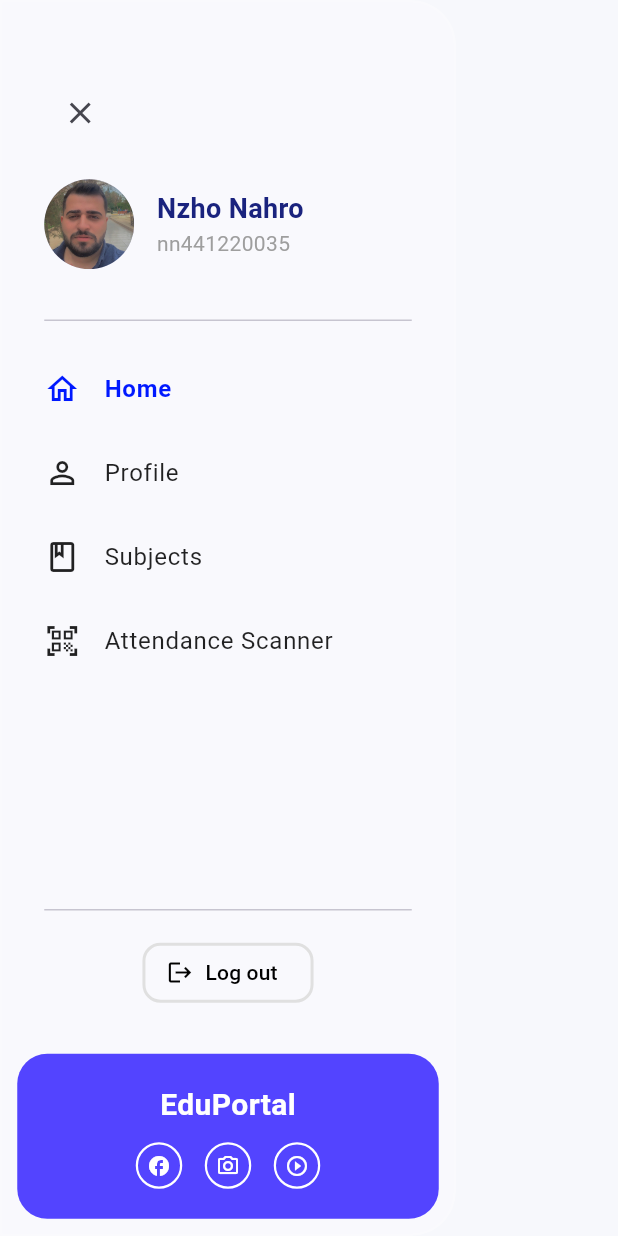
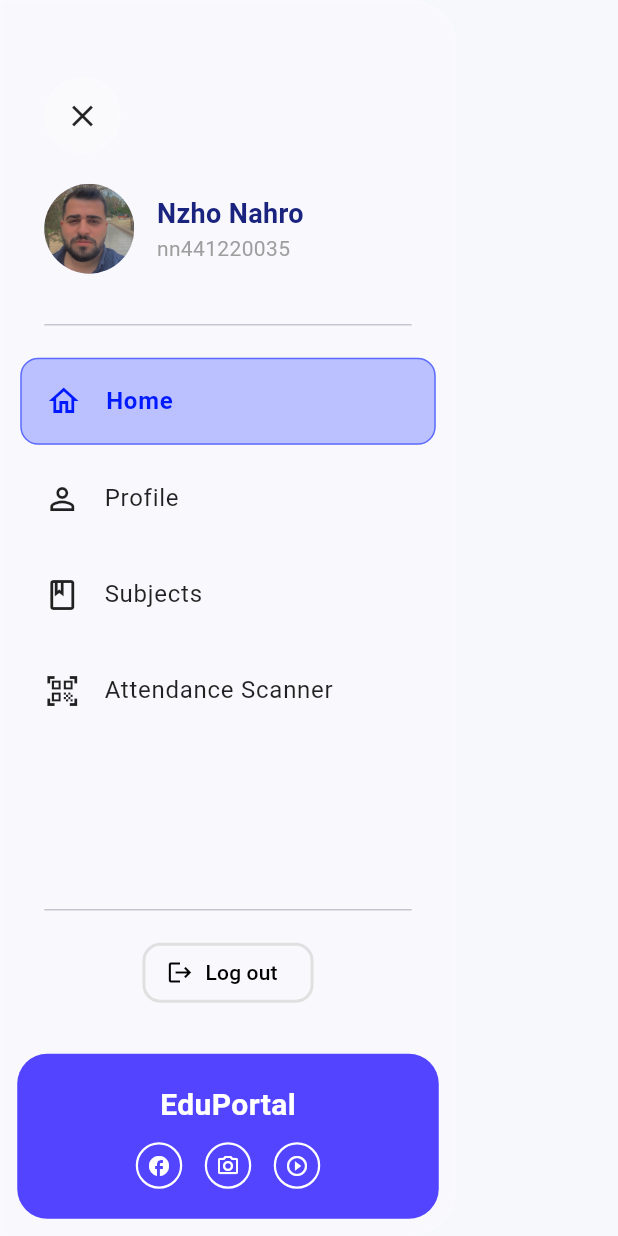
Before and after one commit to Nzho7/eduportal, a Flutter app: the CustomGlassDrawer widget shown alone on an empty page, opened directly, on a phone screen of 412 x 824 dp. Run offline on Flutter 3.47's test engine with Material 3 defaults, Android fonts, the phone set to English and light mode, and no system bars; our stand-ins replace lottie; missing offline and left inert: mobile_scanner; network calls fail.

Commit message:
added background to app drawer

```diff
--- a/lib/screens/home/home_screen.dart
+++ b/lib/screens/home/home_screen.dart
@@ -499,9 +499,14 @@ class CustomGlassDrawer extends StatelessWidget {
                   Row(
                     mainAxisAlignment: MainAxisAlignment.spaceBetween,
                     children: [
-                      IconButton(
+                      GlassContainer(
+                        blur: 10,
+                        color: Colors.white.withOpacity(0.3),
+                        borderRadius: BorderRadius.circular(50),
+                        child: IconButton(
                           onPressed: () => Navigator.pop(context),
-                        icon: const Icon(Icons.close),
+                          icon: const Icon(Icons.close, color: Colors.black87),
+                        ),
                       ),
                     ],
                   ),
@@ -677,7 +682,18 @@ class CustomGlassDrawer extends StatelessWidget {
     required VoidCallback onTap,
     bool isSelected = false,
   }) {
-    return ListTile(
+    return Container(
+      margin: const EdgeInsets.symmetric(horizontal: 12, vertical: 4),
+      decoration: isSelected
+          ? BoxDecoration(
+              color: Theme.of(context).primaryColor.withOpacity(0.25),
+              borderRadius: BorderRadius.circular(12),
+              border: Border.all(
+                color: Theme.of(context).primaryColor.withOpacity(0.5),
+              ),
+            )
+          : null,
+      child: ListTile(
         leading: Icon(
           icon,
           color: isSelected ? Theme.of(context).primaryColor : Colors.black87,
@@ -692,7 +708,8 @@ class CustomGlassDrawer extends StatelessWidget {
         onTap: onTap,
         selected: isSelected,
         shape: RoundedRectangleBorder(borderRadius: BorderRadius.circular(10)),
-      contentPadding: const EdgeInsets.symmetric(horizontal: 28),
+        contentPadding: const EdgeInsets.symmetric(horizontal: 16),
+      ),
     );
   }
 
```
Also changed, not shown: lib/widgets/edu_portal_bottom_bar.dart (+25 -8 lines), 9 other files. Lines whose indentation alone changed are shown as unchanged.
